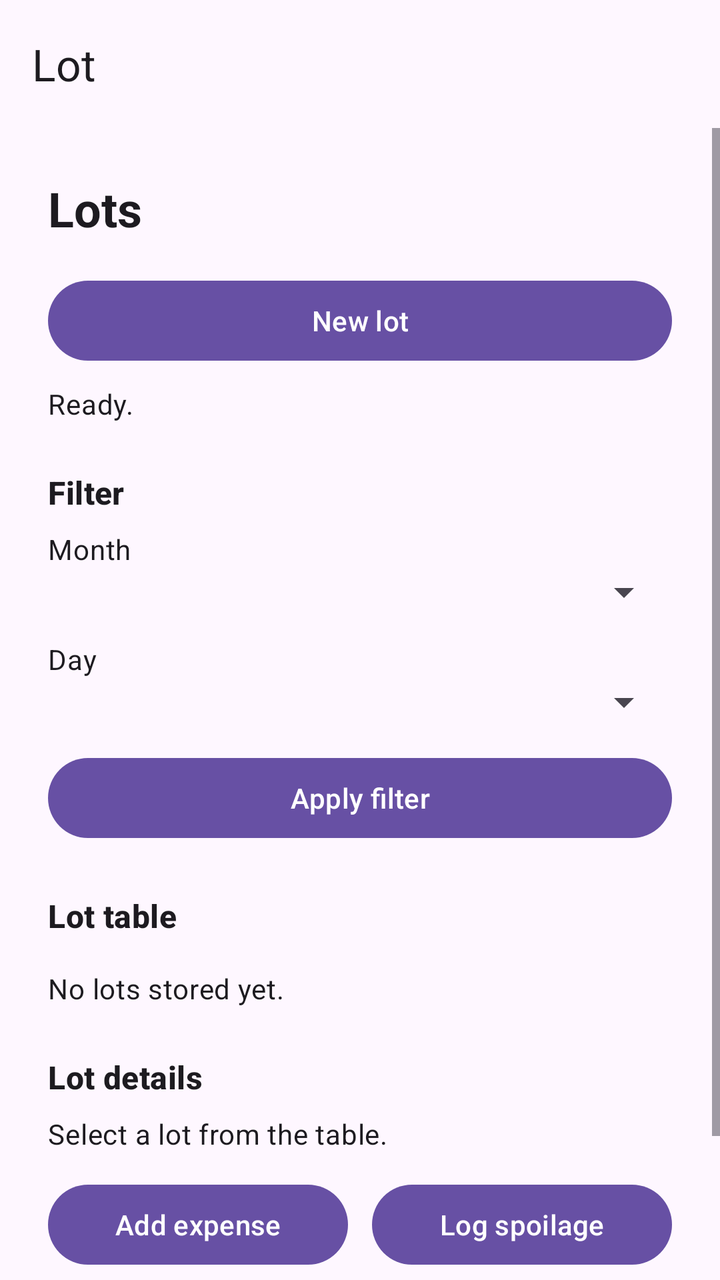
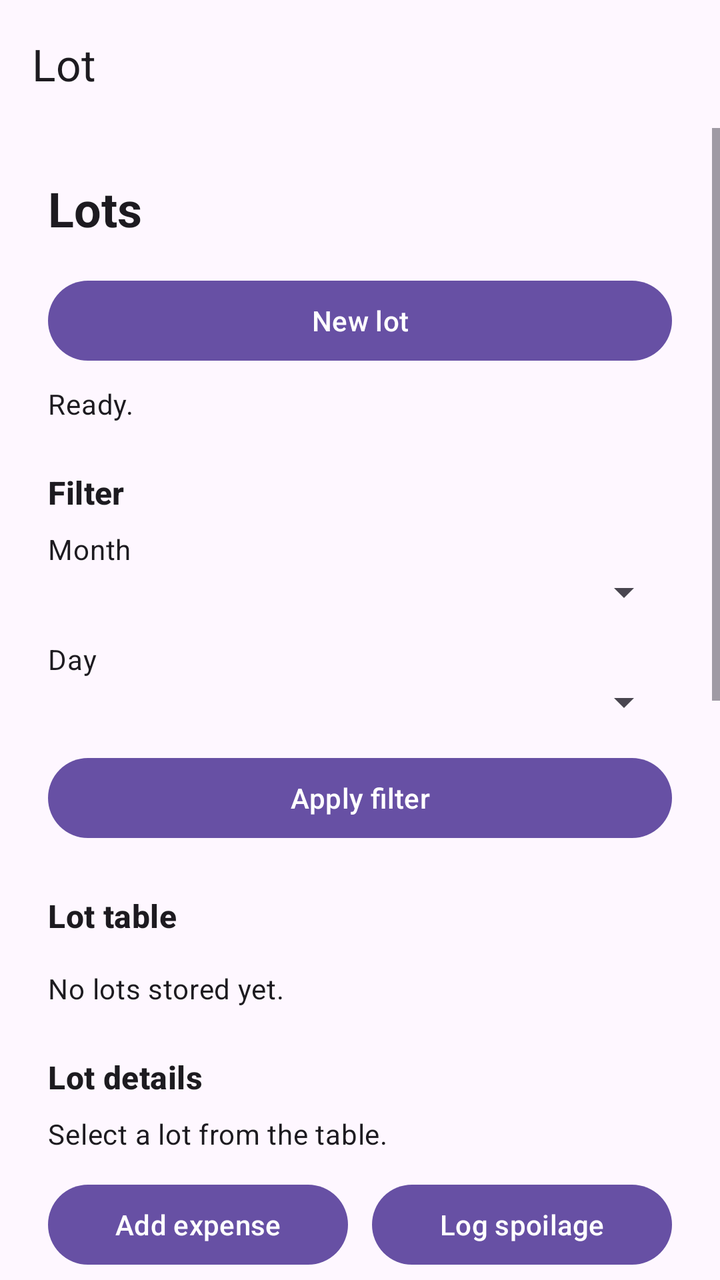

The first picture is an Android layout as it rendered before a commit; the second is the same layout after the commit. The layout source and the unified diff follow.
<!-- AndroidManifest.xml: application theme Theme.Kilgi -->
<!-- res/layout/activity_main.xml -->
<?xml version="1.0" encoding="utf-8"?>
<LinearLayout xmlns:android="http://schemas.android.com/apk/res/android"
    xmlns:app="http://schemas.android.com/apk/res-auto"
    xmlns:tools="http://schemas.android.com/tools"
    android:id="@+id/main"
    android:layout_width="match_parent"
    android:layout_height="match_parent"
    android:orientation="vertical"
    tools:context=".MainActivity">

    <com.google.android.material.appbar.MaterialToolbar
        android:id="@+id/top_app_bar"
        android:layout_width="match_parent"
        android:layout_height="wrap_content"
        android:contentDescription="@string/menu_toolbar_content_description"
        android:minHeight="?attr/actionBarSize"
        app:title="@string/lot_screen_title" />

    <ScrollView
        android:id="@+id/content_scroll"
        android:layout_width="match_parent"
        android:layout_height="0dp"
        android:layout_weight="1"
        android:fillViewport="true">

        <LinearLayout
            android:layout_width="match_parent"
            android:layout_height="wrap_content"
            android:orientation="vertical"
            android:padding="24dp">

            <TextView
                android:id="@+id/section_lot"
                android:layout_width="match_parent"
                android:layout_height="wrap_content"
                android:text="@string/lots_screen_heading"
                android:textAppearance="@style/TextAppearance.Material3.HeadlineSmall"
                android:textStyle="bold" />

            <Button
                android:id="@+id/button_create_lot"
                android:layout_width="match_parent"
                android:layout_height="wrap_content"
                android:layout_marginTop="16dp"
                android:text="@string/button_new_lot"
                android:textAllCaps="false" />

            <TextView
                android:id="@+id/text_batch_status"
                android:layout_width="match_parent"
                android:layout_height="wrap_content"
                android:layout_marginTop="8dp"
                android:text="@string/batch_status_idle"
                android:textAppearance="@style/TextAppearance.Material3.BodyMedium" />

            <TextView
                android:layout_width="match_parent"
                android:layout_height="wrap_content"
                android:layout_marginTop="24dp"
                android:text="@string/lots_filter_title"
                android:textAppearance="@style/TextAppearance.Material3.TitleMedium"
                android:textStyle="bold" />

            <TextView
                android:layout_width="match_parent"
                android:layout_height="wrap_content"
                android:layout_marginTop="8dp"
                android:text="@string/label_filter_month"
                android:textAppearance="@style/TextAppearance.Material3.BodyMedium" />

            <Spinner
                android:id="@+id/spinner_filter_month"
                android:layout_width="match_parent"
                android:layout_height="wrap_content" />

            <TextView
                android:layout_width="match_parent"
                android:layout_height="wrap_content"
                android:layout_marginTop="12dp"
                android:text="@string/label_filter_day"
                android:textAppearance="@style/TextAppearance.Material3.BodyMedium" />

            <Spinner
                android:id="@+id/spinner_filter_day"
                android:layout_width="match_parent"
                android:layout_height="wrap_content" />

            <Button
                android:id="@+id/button_apply_lot_filter"
                android:layout_width="match_parent"
                android:layout_height="wrap_content"
                android:layout_marginTop="12dp"
                android:text="@string/button_apply_filter"
                android:textAllCaps="false" />

            <TextView
                android:layout_width="match_parent"
                android:layout_height="wrap_content"
                android:layout_marginTop="24dp"
                android:text="@string/lots_table_title"
                android:textAppearance="@style/TextAppearance.Material3.TitleMedium"
                android:textStyle="bold" />

            <HorizontalScrollView
                android:layout_width="match_parent"
                android:layout_height="wrap_content"
                android:layout_marginTop="8dp"
                android:fillViewport="true">

                <TableLayout
                    android:id="@+id/table_lots"
                    android:layout_width="wrap_content"
                    android:layout_height="wrap_content"
                    android:stretchColumns="1,2,3,4,5" />
            </HorizontalScrollView>

            <TextView
                android:id="@+id/text_lots_empty_state"
                android:layout_width="match_parent"
                android:layout_height="wrap_content"
                android:layout_marginTop="8dp"
                android:text="@string/no_lots_placeholder"
                android:textAppearance="@style/TextAppearance.Material3.BodyMedium" />

            <TextView
                android:layout_width="match_parent"
                android:layout_height="wrap_content"
                android:layout_marginTop="24dp"
                android:text="@string/lot_details_title"
                android:textAppearance="@style/TextAppearance.Material3.TitleMedium"
                android:textStyle="bold" />

            <TextView
                android:id="@+id/text_selected_lot_label"
                android:layout_width="match_parent"
                android:layout_height="wrap_content"
                android:layout_marginTop="8dp"
                android:text="@string/no_active_lot_placeholder"
                android:textAppearance="@style/TextAppearance.Material3.BodyMedium" />

            <LinearLayout
                android:layout_width="match_parent"
                android:layout_height="wrap_content"
                android:layout_marginTop="12dp"
                android:orientation="horizontal">

                <Button
                    android:id="@+id/button_add_expense"
                    android:layout_width="0dp"
                    android:layout_height="wrap_content"
                    android:layout_weight="1"
                    android:text="@string/button_open_add_expense"
                    android:textAllCaps="false" />

                <Button
                    android:id="@+id/button_log_spoilage"
                    android:layout_width="0dp"
                    android:layout_height="wrap_content"
                    android:layout_marginStart="12dp"
                    android:layout_weight="1"
                    android:text="@string/button_open_log_spoilage"
                    android:textAllCaps="false" />
            </LinearLayout>

            <TextView
                android:id="@+id/text_expense_status"
                android:layout_width="match_parent"
                android:layout_height="wrap_content"
                android:layout_marginTop="8dp"
                android:text="@string/expense_status_idle"
                android:textAppearance="@style/TextAppearance.Material3.BodyMedium" />

            <TextView
                android:id="@+id/text_spoilage_status"
                android:layout_width="match_parent"
                android:layout_height="wrap_content"
                android:layout_marginTop="4dp"
                android:text="@string/spoilage_status_idle"
                android:textAppearance="@style/TextAppearance.Material3.BodyMedium" />

            <TableLayout
                android:id="@+id/table_lot_details"
                android:layout_width="match_parent"
                android:layout_height="wrap_content"
                android:layout_marginTop="12dp"
                android:stretchColumns="1" />
        </LinearLayout>
    </ScrollView>
</LinearLayout>
<!-- resources referenced by this layout -->
<resources>
  <string name="batch_status_idle">Ready.</string>
  <string name="button_apply_filter">Apply filter</string>
  <string name="button_new_lot">New lot</string>
  <string name="button_open_add_expense">Add expense</string>
  <string name="button_open_log_spoilage">Log spoilage</string>
  <string name="expense_status_idle">No expense update yet.</string>
  <string name="label_filter_day">Day</string>
  <string name="label_filter_month">Month</string>
  <string name="lot_details_title">Lot details</string>
  <string name="lot_screen_title">Lot</string>
  <string name="lots_filter_title">Filter</string>
  <string name="lots_screen_heading">Lots</string>
  <string name="lots_table_title">Lot table</string>
  <string name="menu_toolbar_content_description">Main navigation menu</string>
  <string name="no_active_lot_placeholder">Select a lot from the table.</string>
  <string name="no_lots_placeholder">No lots stored yet.</string>
  <string name="spoilage_status_idle">No spoilage update yet.</string>
  <style name="Theme.Kilgi" parent="Base.Theme.Kilgi" />
  <style name="Base.Theme.Kilgi" parent="Theme.Material3.DayNight.NoActionBar">
          
          
      </style>
</resources>

<!-- the commit's change to res/layout/activity_main.xml (unified diff, before → after) -->
@@ -184,6 +184,95 @@
                 android:layout_height="wrap_content"
                 android:layout_marginTop="12dp"
                 android:stretchColumns="1" />
+
+            <TextView
+                android:id="@+id/section_module_two"
+                android:layout_width="match_parent"
+                android:layout_height="wrap_content"
+                android:layout_marginTop="32dp"
+                android:text="@string/module_two_screen_heading"
+                android:textAppearance="@style/TextAppearance.Material3.HeadlineSmall"
+                android:textStyle="bold" />
+
+            <LinearLayout
+                android:layout_width="match_parent"
+                android:layout_height="wrap_content"
+                android:layout_marginTop="16dp"
+                android:orientation="horizontal">
+
+                <Button
+                    android:id="@+id/button_add_provider"
+                    android:layout_width="0dp"
+                    android:layout_height="wrap_content"
+                    android:layout_weight="1"
+                    android:text="@string/button_add_provider"
+                    android:textAllCaps="false" />
+
+                <Button
+                    android:id="@+id/button_add_customer"
+                    android:layout_width="0dp"
+                    android:layout_height="wrap_content"
+                    android:layout_marginStart="12dp"
+                    android:layout_weight="1"
+                    android:text="@string/button_add_customer"
+                    android:textAllCaps="false" />
+            </LinearLayout>
+
+            <Button
+                android:id="@+id/button_log_retail_sale"
+                android:layout_width="match_parent"
+                android:layout_height="wrap_content"
+                android:layout_marginTop="12dp"
+                android:text="@string/button_log_retail_sale"
+                android:textAllCaps="false" />
+
+            <Button
+                android:id="@+id/button_create_wholesale_invoice"
+                android:layout_width="match_parent"
+                android:layout_height="wrap_content"
+                android:layout_marginTop="12dp"
+                android:text="@string/button_create_wholesale_invoice"
+                android:textAllCaps="false" />
+
+            <Button
+                android:id="@+id/button_collect_customer_payment"
+                android:layout_width="match_parent"
+                android:layout_height="wrap_content"
+                android:layout_marginTop="12dp"
+                android:text="@string/button_collect_customer_payment"
+                android:textAllCaps="false" />
+
+            <Button
+                android:id="@+id/button_settle_provider"
+                android:layout_width="match_parent"
+                android:layout_height="wrap_content"
+                android:layout_marginTop="12dp"
+                android:text="@string/button_settle_provider"
+                android:textAllCaps="false" />
+
+            <TextView
+                android:id="@+id/text_sales_status"
+                android:layout_width="match_parent"
+                android:layout_height="wrap_content"
+                android:layout_marginTop="8dp"
+                android:text="@string/sales_status_idle"
+                android:textAppearance="@style/TextAppearance.Material3.BodyMedium" />
+
+            <TextView
+                android:layout_width="match_parent"
+                android:layout_height="wrap_content"
+                android:layout_marginTop="24dp"
+                android:text="@string/sales_summary_title"
+                android:textAppearance="@style/TextAppearance.Material3.TitleMedium"
+                android:textStyle="bold" />
+
+            <TextView
+                android:id="@+id/text_sales_summary"
+                android:layout_width="match_parent"
+                android:layout_height="wrap_content"
+                android:layout_marginTop="8dp"
+                android:text="@string/sales_summary_empty"
+                android:textAppearance="@style/TextAppearance.Material3.BodyMedium" />
         </LinearLayout>
     </ScrollView>
 </LinearLayout>
<!-- resource entries referenced after the edit -->
@@ -1,10 +1,16 @@
 <!-- resources referenced by this layout -->
 <resources>
   <string name="batch_status_idle">Ready.</string>
+  <string name="button_add_customer">Add customer</string>
+  <string name="button_add_provider">Add provider</string>
   <string name="button_apply_filter">Apply filter</string>
+  <string name="button_collect_customer_payment">Collect customer payment</string>
+  <string name="button_create_wholesale_invoice">Create wholesale invoice</string>
+  <string name="button_log_retail_sale">Log retail EOD sale</string>
   <string name="button_new_lot">New lot</string>
   <string name="button_open_add_expense">Add expense</string>
   <string name="button_open_log_spoilage">Log spoilage</string>
+  <string name="button_settle_provider">Settle provider</string>
   <string name="expense_status_idle">No expense update yet.</string>
   <string name="label_filter_day">Day</string>
   <string name="label_filter_month">Month</string>
@@ -14,8 +20,12 @@
   <string name="lots_screen_heading">Lots</string>
   <string name="lots_table_title">Lot table</string>
   <string name="menu_toolbar_content_description">Main navigation menu</string>
+  <string name="module_two_screen_heading">Module 2 - Sales &amp; Settlements</string>
   <string name="no_active_lot_placeholder">Select a lot from the table.</string>
   <string name="no_lots_placeholder">No lots stored yet.</string>
+  <string name="sales_status_idle">No Module 2 transaction yet.</string>
+  <string name="sales_summary_empty">No provider or customer balances yet.</string>
+  <string name="sales_summary_title">Receivable / payable snapshot</string>
   <string name="spoilage_status_idle">No spoilage update yet.</string>
   <style name="Theme.Kilgi" parent="Base.Theme.Kilgi" />
   <style name="Base.Theme.Kilgi" parent="Theme.Material3.DayNight.NoActionBar">
